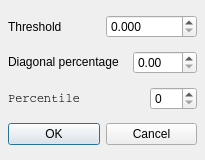
Above: src/meshlabplugins/meshfilter/ui/detacherDialog.ui from cnr-isti-vclab/meshlab before the change. Below: the same form after it.
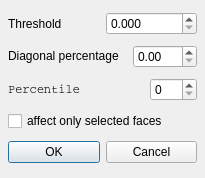
That is the form after the change. Icons and pictures are not drawn.

Commit message: Added check-box 'affect only selected faces'

```diff
--- a/src/meshlabplugins/meshfilter/ui/detacherDialog.ui
+++ b/src/meshlabplugins/meshfilter/ui/detacherDialog.ui
@@ -9,7 +9,7 @@
     <x>0</x>
     <y>0</y>
     <width>205</width>
-    <height>160</height>
+    <height>178</height>
    </rect>
   </property>
   <property name="sizePolicy" >
@@ -39,6 +39,13 @@
    <property name="spacing" >
     <number>6</number>
    </property>
+   <item row="3" column="0" >
+    <widget class="QCheckBox" name="selctedCB" >
+     <property name="text" >
+      <string>affect only selected faces</string>
+     </property>
+    </widget>
+   </item>
    <item row="2" column="0" >
     <layout class="QHBoxLayout" >
      <property name="margin" >
@@ -149,7 +156,7 @@
      </item>
     </layout>
    </item>
-   <item row="3" column="0" >
+   <item row="4" column="0" >
     <layout class="QHBoxLayout" >
      <property name="margin" >
       <number>0</number>
@@ -174,36 +181,6 @@
     </layout>
    </item>
   </layout>
-  <widget class="QWidget" name="widget" >
-   <property name="geometry" >
-    <rect>
-     <x>10</x>
-     <y>50</y>
-     <width>182</width>
-     <height>20</height>
-    </rect>
-   </property>
-  </widget>
-  <widget class="QWidget" name="widget_2" >
-   <property name="geometry" >
-    <rect>
-     <x>11</x>
-     <y>51</y>
-     <width>181</width>
-     <height>20</height>
-    </rect>
-   </property>
-  </widget>
-  <widget class="QWidget" name="widget_3" >
-   <property name="geometry" >
-    <rect>
-     <x>12</x>
-     <y>50</y>
-     <width>181</width>
-     <height>20</height>
-    </rect>
-   </property>
-  </widget>
  </widget>
  <pixmapfunction></pixmapfunction>
  <tabstops>
```
